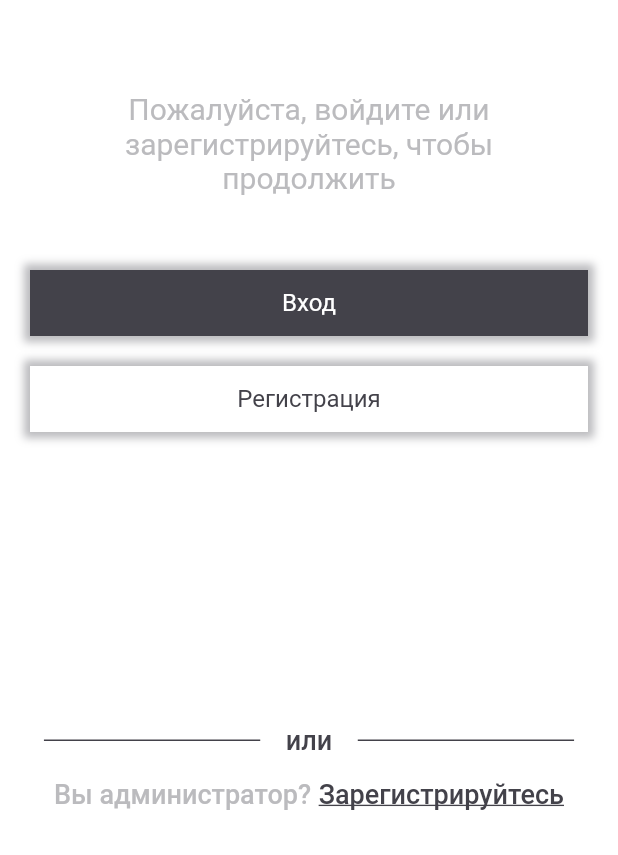
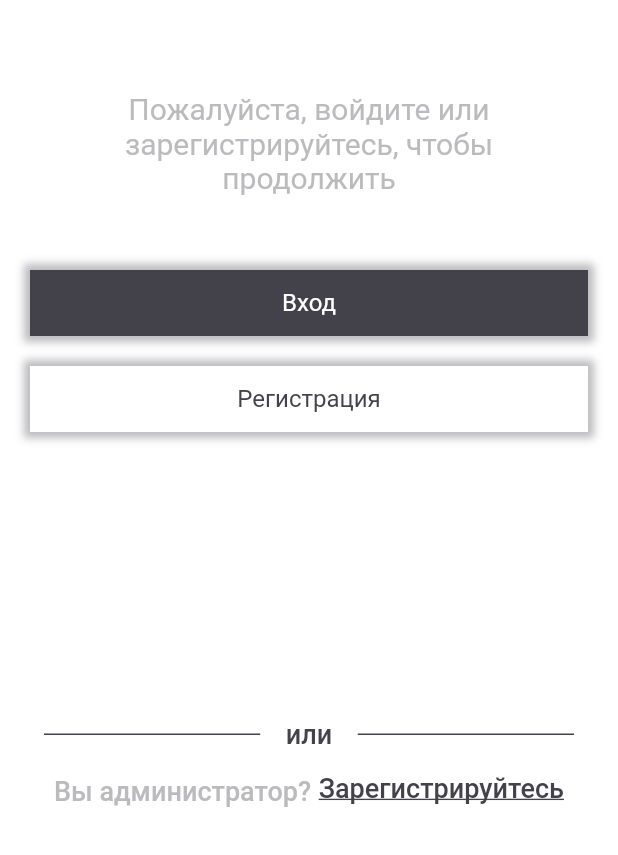
Before and after one commit to windownik/SVDdoc, a Flutter app: the screen it shows after launch, on a phone screen of 412 x 824 dp, the part 381-1236 px from its top. Run offline on Flutter 3.47's test engine with Material 2 defaults, Android fonts, the phone set to English and light mode, and no system bars; our stand-ins replace loading_animation_widget; Roboto replaces fonts that are missing (Italic).

Commit message:
Fix bags

```diff
--- a/lib/global_const.dart
+++ b/lib/global_const.dart
@@ -8,7 +8,7 @@ class Settings{
   final Color input = const Color.fromRGBO(187, 187, 190, 1);
   final Color red = const Color.fromRGBO(67, 66, 74, 1);
   final Color white = const Color.fromRGBO(255, 255, 255, 1);
-  final Color shadow = const Color.fromRGBO(220, 220, 220, 1.0);
+  final Color shadow = const Color.fromRGBO(232, 232, 232, 1.0);
 }
 
 Settings mySet = Settings();
--- a/lib/screens/loagin/bottom_text_group.dart
+++ b/lib/screens/loagin/bottom_text_group.dart
@@ -80,6 +80,7 @@ class _BottomTextState extends State<BottomText> {
                   pres = false; setState(() { });
                 },
                 child: Container(
+                  height: 25,
                   color: pres ? mySet.shadow : Colors.transparent,
                   child: Text(
                     'Зарегистрируйтесь',
```
